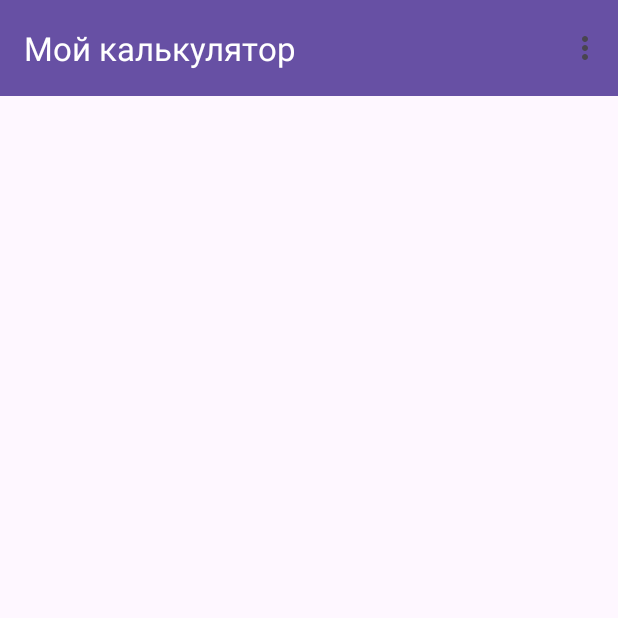
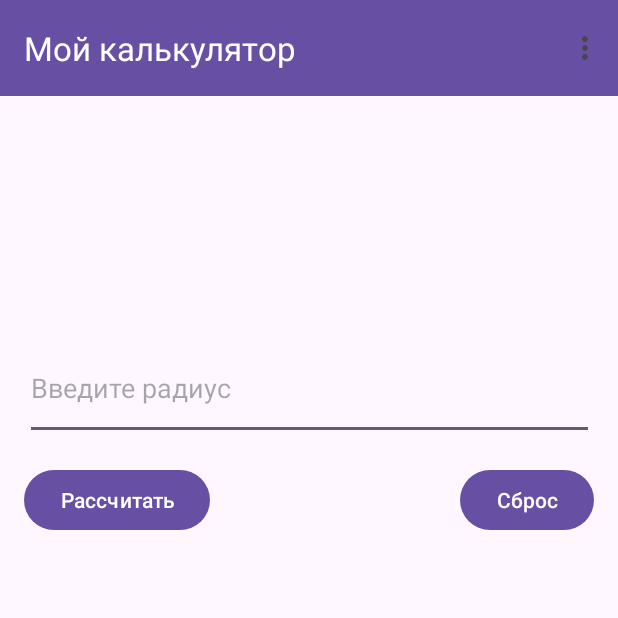
Before and after one commit to Ork2004/CalculatorProject, an Android app: the CircleCalculatorActivity screen opened directly, with no data from a screen before it, on a phone screen of 412 x 824 dp, the top half of it. Run offline under Robolectric (Android 15) with nearby library versions, the phone set to English and light mode, and no system bars.

Commit message:
Added calculator UI and initialized element for circle calculator

```diff
--- a/app/src/main/java/com/example/calculaterproject/CircleCalculatorActivity.java
+++ b/app/src/main/java/com/example/calculaterproject/CircleCalculatorActivity.java
@@ -2,15 +2,24 @@ package com.example.calculaterproject;
 
 import android.content.Intent;
 import android.os.Bundle;
+import android.widget.Button;
+import android.widget.EditText;
 
 import androidx.appcompat.app.AppCompatActivity;
 import androidx.appcompat.widget.Toolbar;
 
 public class CircleCalculatorActivity extends AppCompatActivity {
+    private EditText radiusInput;
+    private Button btnCalculate, btnReset;
+
     @Override
     protected void onCreate(Bundle savedInstanceState) {
         super.onCreate(savedInstanceState);
         setContentView(R.layout.activity_circle_calculator);
+
+        radiusInput = findViewById(R.id.radiusInput);
+        btnCalculate = findViewById(R.id.btnCalculate);
+        btnReset = findViewById(R.id.btnReset);
 
         Toolbar toolbar = findViewById(R.id.toolbar);
         setSupportActionBar(toolbar);
--- a/app/src/main/res/layout/activity_circle_calculator.xml
+++ b/app/src/main/res/layout/activity_circle_calculator.xml
@@ -18,4 +18,35 @@
         app:title="Мой калькулятор"
         app:titleTextColor="@android:color/white" />
 
+    <EditText
+        android:id="@+id/radiusInput"
+        android:layout_width="379dp"
+        android:layout_height="69dp"
+        android:layout_marginTop="160dp"
+        android:hint="Введите радиус"
+        android:inputType="number"
+        app:layout_constraintEnd_toEndOf="parent"
+        app:layout_constraintStart_toStartOf="parent"
+        app:layout_constraintTop_toBottomOf="@+id/toolbar" />
+
+    <Button
+        android:id="@+id/btnCalculate"
+        android:layout_width="wrap_content"
+        android:layout_height="wrap_content"
+        android:layout_marginStart="16dp"
+        android:layout_marginTop="16dp"
+        android:text="Рассчитать"
+        app:layout_constraintStart_toStartOf="parent"
+        app:layout_constraintTop_toBottomOf="@id/radiusInput" />
+
+    <Button
+        android:id="@+id/btnReset"
+        android:layout_width="wrap_content"
+        android:layout_height="wrap_content"
+        android:layout_marginTop="16dp"
+        android:layout_marginEnd="16dp"
+        android:text="Сброс"
+        app:layout_constraintEnd_toEndOf="parent"
+        app:layout_constraintTop_toBottomOf="@id/radiusInput" />
+
 </androidx.constraintlayout.widget.ConstraintLayout>
```
